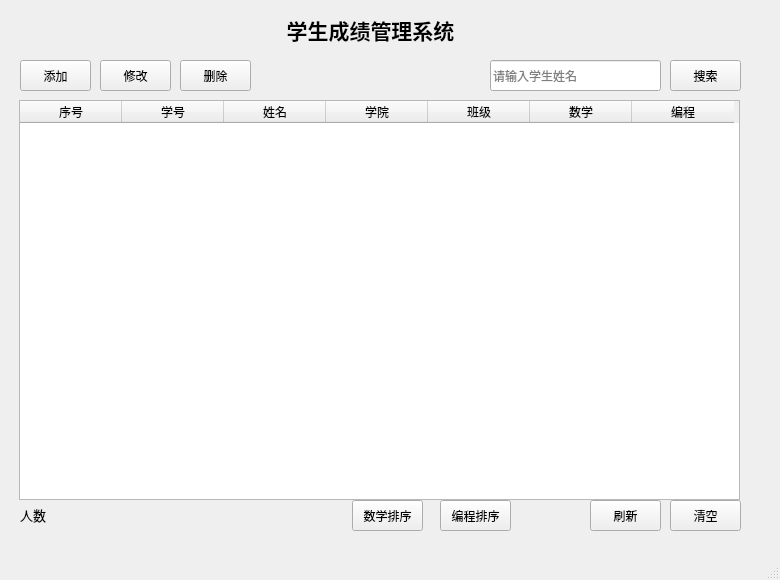
Qt form mainwindow.ui (Akariayumu/qt6-student-manage) before a commit.
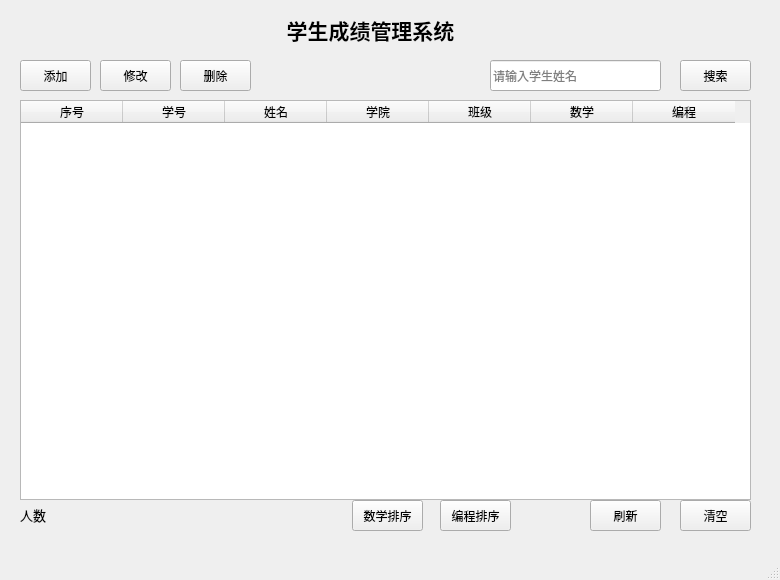
The same form after that commit. Icons and pictures are not drawn.

The edit to the form file:
```diff
--- a/mainwindow.ui
+++ b/mainwindow.ui
@@ -69,9 +69,9 @@
      <widget class="QTableWidget" name="tableWidget">
       <property name="geometry">
        <rect>
-        <x>19</x>
+        <x>20</x>
         <y>50</y>
-        <width>721</width>
+        <width>731</width>
         <height>400</height>
        </rect>
       </property>
@@ -133,7 +133,7 @@
      <widget class="QPushButton" name="btn_search">
       <property name="geometry">
        <rect>
-        <x>670</x>
+        <x>680</x>
         <y>10</y>
         <width>71</width>
         <height>31</height>
@@ -198,7 +198,7 @@
      <widget class="QPushButton" name="btn_cleanup">
       <property name="geometry">
        <rect>
-        <x>670</x>
+        <x>680</x>
         <y>450</y>
         <width>71</width>
         <height>31</height>
```
